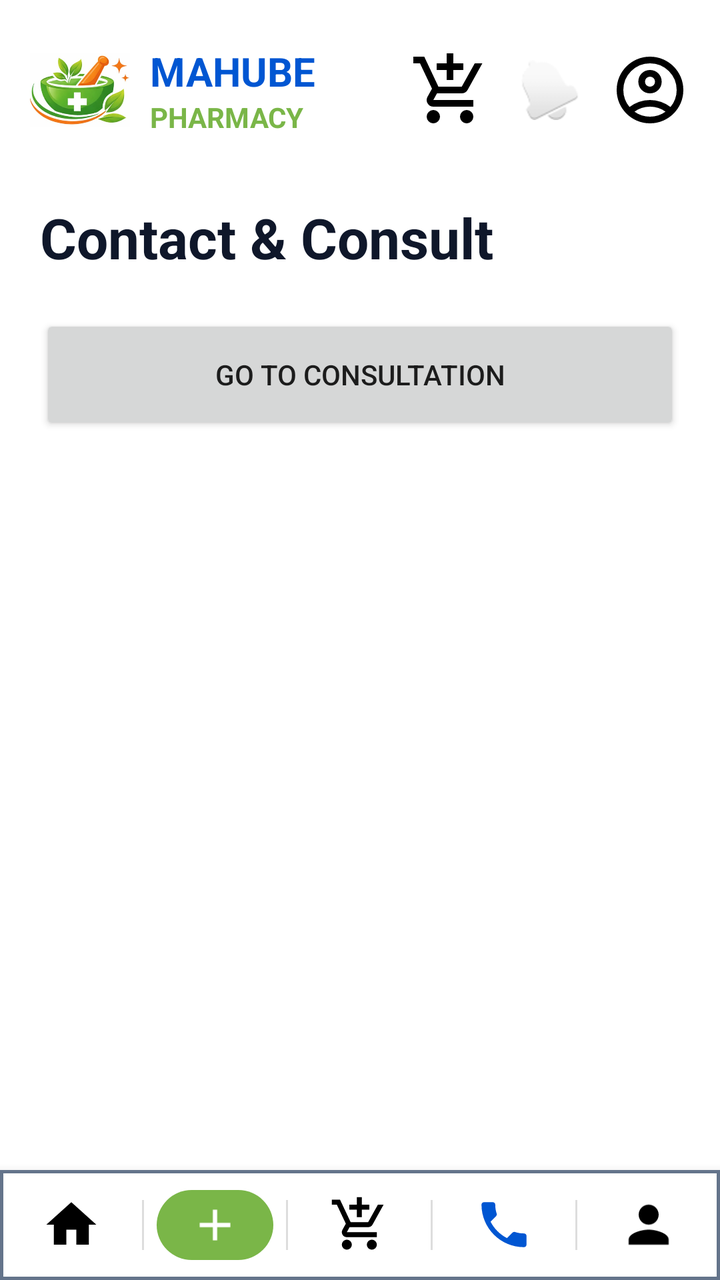
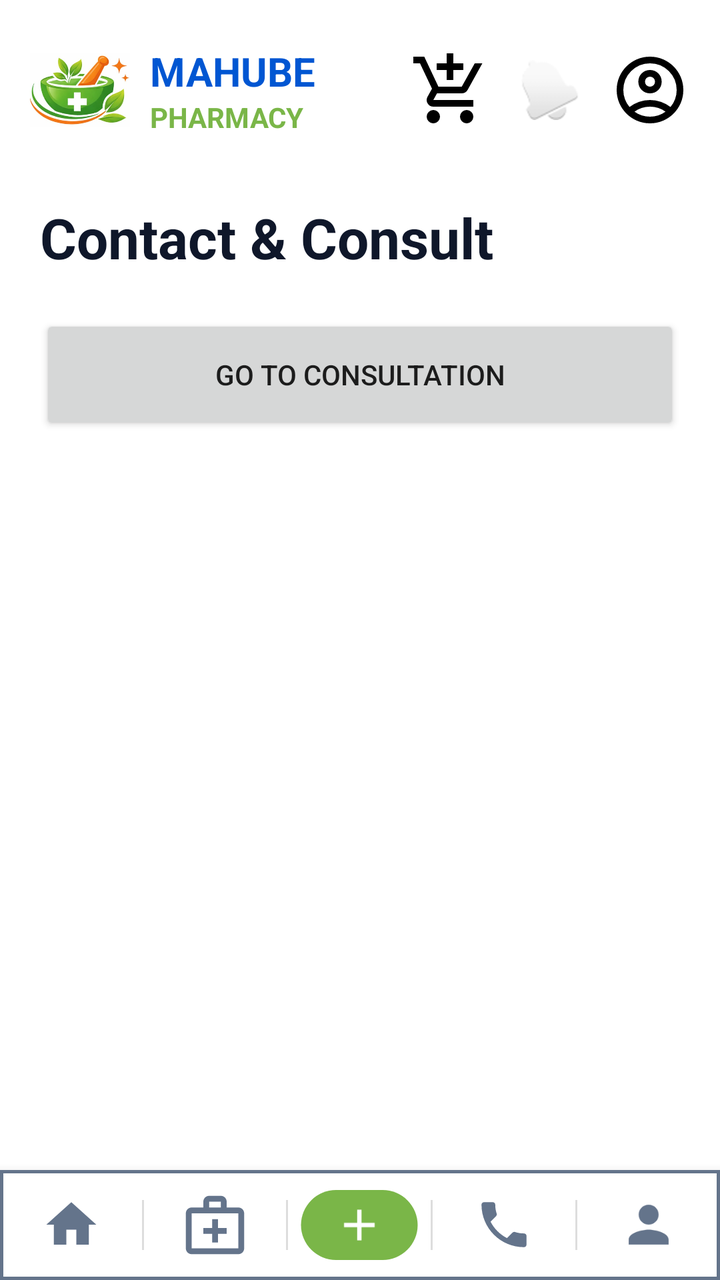

Screens rendered from an Android XML layout before and after an edit, with the pre-edit source and the edit as a unified diff.
<!-- AndroidManifest.xml: application theme Theme.MahubePhamarcy -->
<!-- res/layout/contact_page.xml -->
<?xml version="1.0" encoding="utf-8"?>
<LinearLayout xmlns:android="http://schemas.android.com/apk/res/android"
    xmlns:app="http://schemas.android.com/apk/res-auto"
    xmlns:tools="http://schemas.android.com/tools"
    android:layout_width="match_parent"
    android:layout_height="match_parent"
    android:orientation="vertical"
    android:background="@color/white">

    
    <RelativeLayout
        android:layout_width="match_parent"
        android:layout_height="wrap_content"
        android:layout_marginTop="20dp"
        android:paddingHorizontal="15dp">

        <ImageView
            android:id="@+id/Icon"
            android:layout_width="50dp"
            android:layout_height="50dp"
            android:layout_alignParentStart="true"
            android:layout_centerVertical="true"
            android:src="@drawable/icon_image"
            android:contentDescription="@string/app_name"
            android:clickable="true"
            android:onClick="showHomePage" />

        <LinearLayout
            android:id="@+id/logoTextContainer"
            android:layout_width="wrap_content"
            android:layout_height="wrap_content"
            android:layout_centerVertical="true"
            android:layout_marginStart="10dp"
            android:layout_toEndOf="@id/Icon"
            android:orientation="vertical"
            android:clickable="true"
            android:onClick="showHomePage">

            <TextView
                android:id="@+id/mahubePharmacy"
                android:layout_width="wrap_content"
                android:layout_height="wrap_content"
                android:text="@string/mahube"
                android:textColor="@color/button_blue"
                android:textSize="20sp"
                android:textStyle="bold" />

            <TextView
                android:layout_width="wrap_content"
                android:layout_height="wrap_content"
                android:text="@string/pharmacy"
                android:textColor="#7AB648"
                android:textSize="14sp"
                android:textStyle="bold" />
        </LinearLayout>

        <ImageView
            android:id="@+id/profileIcon"
            android:layout_width="40dp"
            android:layout_height="40dp"
            android:layout_alignParentEnd="true"
            android:layout_centerVertical="true"
            app:tint="#64748B"
            android:src="@drawable/account_circle"
            android:contentDescription="Profile"
            android:clickable="true"
            android:onClick="showProfilePage"/>
        <ImageView
            android:id="@+id/CartIcon"
            android:layout_width="40dp"
            android:layout_height="40dp"
            android:layout_toLeftOf="@id/notificationIcon"
            android:layout_marginEnd="15dp"
            android:layout_centerVertical="true"
            android:contentDescription="Cart"
            android:clickable="true"
            android:onClick="showCartPage"
            app:tint="#64748B"
            android:src="@drawable/shopping_cart" />

        <ImageView
            android:id="@+id/notificationIcon"
            android:layout_width="30dp"
            android:layout_height="30dp"
            android:layout_centerVertical="true"
            android:layout_marginEnd="15dp"
            android:layout_toStartOf="@id/profileIcon"
            android:src="@android:drawable/ic_popup_reminder"
            app:tint="#64748B"
            android:contentDescription="Notifications" />
    </RelativeLayout>

    <ScrollView
        android:layout_width="match_parent"
        android:layout_height="0dp"
        android:layout_weight="1"
        android:layout_marginTop="10dp">

        <LinearLayout
            android:layout_width="match_parent"
            android:layout_height="wrap_content"
            android:orientation="vertical"
            android:padding="20dp">

            
            <TextView
                android:layout_width="wrap_content"
                android:layout_height="wrap_content"
                android:text="Contact &amp; Consult"
                android:textColor="#0F172A"
                android:textSize="28sp"
                android:textStyle="bold" />

            <Button
                android:layout_width="match_parent"
                android:layout_height="60dp"
                android:layout_marginTop="20dp"
                android:text="Go to Consultation"
                android:onClick="showConsultationPage" />

        </LinearLayout>
    </ScrollView>

    <LinearLayout
        android:layout_width="match_parent"
        android:layout_height="55dp"
        android:background="@drawable/nav_background"
        android:elevation="8dp"
        android:orientation="horizontal"
        android:gravity="center_vertical"
        android:outlineAmbientShadowColor="@color/black">
        <ImageView
            android:layout_width="0dp"
            android:layout_height="30dp"
            android:layout_weight="1"
            android:clickable="true"
            android:contentDescription="Home"
            android:src="@drawable/ic_home"
            android:tint="@color/black"
            android:onClick="showHomePage"/>
        <TextView android:layout_width="1dp" android:layout_height="25dp" android:background="#DDDDDD" />
        <ImageView
            android:layout_width="0dp"
            android:layout_height="35dp"
            android:layout_weight="1"
            android:clickable="true"
            android:contentDescription="Prescriptions"
            android:src="@drawable/ic_prescriptions_item"
            android:onClick="showUploadPresciptionPage"/>
        <TextView android:layout_width="1dp" android:layout_height="25dp" android:background="#DDDDDD" />
        <ImageView
            android:layout_width="0dp"
            android:layout_height="30dp"
            android:layout_weight="1"
            android:clickable="true"
            android:contentDescription="Cart"
            android:src="@drawable/shopping_cart"
            android:tint="@color/black"
            android:onClick="showCartPage" />
        <TextView android:layout_width="1dp" android:layout_height="25dp" android:background="#DDDDDD" />
        <ImageView
            android:layout_width="0dp"
            android:layout_height="30dp"
            android:layout_weight="1"
            android:clickable="true"
            android:contentDescription="Consultation"
            android:src="@drawable/ic_contact"
            android:tint="@color/button_blue"
            android:onClick="showConsultationPage" />
        <TextView android:layout_width="1dp" android:layout_height="25dp" android:background="#DDDDDD" />
        <ImageView
            android:id="@+id/nav_profile"
            android:layout_width="0dp"
            android:layout_height="30dp"
            android:layout_weight="1"
            android:clickable="true"
            android:contentDescription="Profile"
            android:src="@drawable/ic_profile"
            android:tint="@color/black"
            android:onClick="showProfilePage" />
    </LinearLayout>
</LinearLayout>
<!-- resources referenced by this layout -->
<resources>
  <color name="black">#FF000000</color>
  <color name="button_blue">#0056D2</color>
  <color name="white">#FFFFFFFF</color>
  <!-- drawable ic_contact (drawable) -->
  <vector xmlns:android="http://schemas.android.com/apk/res/android"
      android:width="24dp"
      android:height="24dp"
      android:viewportWidth="24"
      android:viewportHeight="24"
      android:tint="?attr/colorControlNormal">
    <path
        android:fillColor="@android:color/white"
        android:pathData="M6.62,10.79c1.44,2.83,3.76,5.14,6.59,6.59l2.2-2.2c0.27-0.27,0.67-0.36,1.02-0.24c1.12,0.37,2.33,0.57,3.57,0.57c0.55,0,1,0.45,1,1V20c0,0.55-0.45,1-1,1c-9.39,0-17-7.61-17-17c0-0.55,0.45-1,1-1h3.5c0.55,0,1,0.45,1,1c0,1.25,0.2,2.45,0.57,3.57c0.11,0.35,0.03,0.74-0.25,1.02L6.62,10.79z"/>
  </vector>
  <!-- drawable ic_home (drawable) -->
  <vector xmlns:android="http://schemas.android.com/apk/res/android"
      android:width="24dp"
      android:height="24dp"
      android:viewportWidth="24"
      android:viewportHeight="24"
      android:tint="?attr/colorControlNormal">
    <path
        android:fillColor="@android:color/white"
        android:pathData="M10,20v-6h4v6h5v-8h3L12,3 2,12h3v8z"/>
  </vector>
  <!-- drawable ic_prescriptions_item (drawable) -->
  <?xml version="1.0" encoding="utf-8"?>
  <layer-list xmlns:android="http://schemas.android.com/apk/res/android">
      <item
          android:width="40dp"
          android:height="24dp"
          android:drawable="@drawable/bg_prescriptions" />
      <item
          android:width="18dp"
          android:height="18dp"
          android:gravity="center"
          android:drawable="@drawable/ic_prescriptions" />
  </layer-list>
  <!-- drawable ic_profile (drawable) -->
  <vector xmlns:android="http://schemas.android.com/apk/res/android"
      android:width="24dp"
      android:height="24dp"
      android:viewportWidth="24"
      android:viewportHeight="24"
      android:tint="?attr/colorControlNormal">
      <path
          android:fillColor="@android:color/white"
          android:pathData="M12,12c2.21,0,4-1.79,4-4s-1.79-4-4-4s-4,1.79-4,4S9.79,12,12,12z M12,14c-2.67,0-8,1.34-8,4v2h16v-2C20,15.34,14.67,14,12,14z" />
  </vector>
  <!-- drawable nav_background (drawable) -->
  <?xml version="1.0" encoding="utf-8"?>
  <shape xmlns:android="http://schemas.android.com/apk/res/android"
      android:shape="rectangle">
      <solid android:color="@color/white"/>
      <stroke android:width="1.5dp"
          android:color="@color/secondary_textColor"/>
  
  </shape>
  <string name="app_name">Mahube Phamarcy</string>
  <string name="mahube">MAHUBE</string>
  <string name="pharmacy">PHARMACY</string>
  <style name="Theme.MahubePhamarcy" parent="android:Theme.Material.Light.NoActionBar" />
  <!-- drawable bg_prescriptions (drawable) -->
  <?xml version="1.0" encoding="utf-8"?>
  <shape xmlns:android="http://schemas.android.com/apk/res/android">
      <solid android:color="#7AB648" />
      <corners android:radius="20dp" />
  </shape>
  <!-- drawable ic_prescriptions (drawable) -->
  <vector xmlns:android="http://schemas.android.com/apk/res/android"
      android:width="24dp"
      android:height="24dp"
      android:viewportWidth="24"
      android:viewportHeight="24">
      <path
          android:fillColor="#FFFFFF"
          android:pathData="M19,13H13V19H11V13H5V11H11V5H13V11H19V13Z" />
  </vector>
  <color name="secondary_textColor">#64748B</color>
  <!-- unchanged entries left out for length: 3 -->
</resources>

<!-- the commit's change to res/layout/contact_page.xml (unified diff, before → after) -->
@@ -135,9 +135,19 @@
             android:layout_weight="1"
             android:clickable="true"
             android:contentDescription="Home"
-            android:src="@drawable/ic_home"
-            android:tint="@color/black"
+            android:src="@drawable/ic_home" android:tint="#64748B"
             android:onClick="showHomePage"/>
+        <TextView android:layout_width="1dp" android:layout_height="25dp" android:background="#DDDDDD" />
+        <ImageView
+            android:layout_width="0dp"
+            android:layout_height="35dp"
+            android:layout_weight="1"
+            android:clickable="true"
+            android:contentDescription="Prescriptions"
+            android:tint="#64748B"
+            android:src="@drawable/ic_services"
+            android:onClick="showServicePage"/>
+
         <TextView android:layout_width="1dp" android:layout_height="25dp" android:background="#DDDDDD" />
         <ImageView
             android:layout_width="0dp"
@@ -153,19 +163,9 @@
             android:layout_height="30dp"
             android:layout_weight="1"
             android:clickable="true"
-            android:contentDescription="Cart"
-            android:src="@drawable/shopping_cart"
-            android:tint="@color/black"
-            android:onClick="showCartPage" />
-        <TextView android:layout_width="1dp" android:layout_height="25dp" android:background="#DDDDDD" />
-        <ImageView
-            android:layout_width="0dp"
-            android:layout_height="30dp"
-            android:layout_weight="1"
-            android:clickable="true"
             android:contentDescription="Consultation"
             android:src="@drawable/ic_contact"
-            android:tint="@color/button_blue"
+            android:tint="#64748B"
             android:onClick="showConsultationPage" />
         <TextView android:layout_width="1dp" android:layout_height="25dp" android:background="#DDDDDD" />
         <ImageView
@@ -176,7 +176,7 @@
             android:clickable="true"
             android:contentDescription="Profile"
             android:src="@drawable/ic_profile"
-            android:tint="@color/black"
-            android:onClick="showProfilePage" />
+            android:tint="#64748B"
+            android:onClick="showAboutPage" />
     </LinearLayout>
 </LinearLayout>
<!-- resource entries referenced after the edit -->
@@ -49,6 +49,17 @@
           android:fillColor="@android:color/white"
           android:pathData="M12,12c2.21,0,4-1.79,4-4s-1.79-4-4-4s-4,1.79-4,4S9.79,12,12,12z M12,14c-2.67,0-8,1.34-8,4v2h16v-2C20,15.34,14.67,14,12,14z" />
   </vector>
+  <!-- drawable ic_services (drawable) -->
+  <vector xmlns:android="http://schemas.android.com/apk/res/android"
+      android:width="24dp"
+      android:height="24dp"
+      android:viewportWidth="24"
+      android:viewportHeight="24"
+      android:tint="?attr/colorControlNormal">
+    <path
+        android:fillColor="@android:color/white"
+        android:pathData="M20,6h-4V4c0-1.1-0.9-2-2-2h-4C8.9,2,8,2.9,8,4v2H4C2.9,6,2,6.9,2,8v12c0,1.1,0.9,2,2,2h16c1.1,0,2-0.9,2-2V8C22,6.9,21.1,6,20,6z M10,4h4v2h-4V4z M20,20H4V8h16V20z M11,18h2v-3h3v-2h-3v-3h-2v3H8v2h3V18z"/>
+  </vector>
   <!-- drawable nav_background (drawable) -->
   <?xml version="1.0" encoding="utf-8"?>
   <shape xmlns:android="http://schemas.android.com/apk/res/android"
